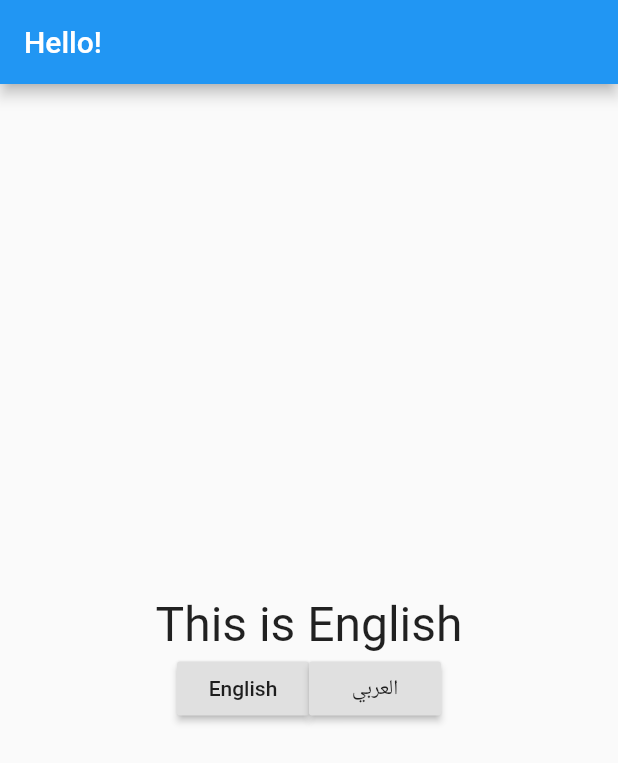
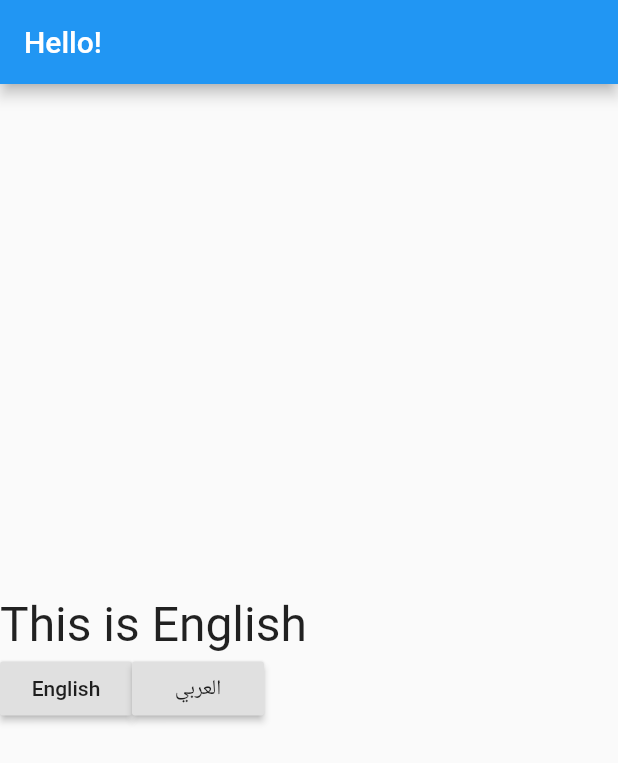
Before and after one commit to flying-meows/i18n_provider_json, a Flutter app: the screen it shows after launch, on a phone screen of 412 x 824 dp. Shown: the top 763 px of the screen. Run offline on Flutter 3.47's test engine with Material 2 defaults, Android fonts, the phone set to English and light mode, and no system bars; our stand-ins replace shared_preferences.

Commit message:
make minor changes

```diff
--- a/lib/main.dart
+++ b/lib/main.dart
@@ -24,7 +24,7 @@ class MyApp extends StatelessWidget {
   @override
   Widget build(BuildContext context) {
     return ChangeNotifierProvider<AppLanguage>(
-      builder: (_) => appLanguage,
+      create: (_) => appLanguage,
       child: Consumer<AppLanguage>(builder: (context, model, child) {
         return MaterialApp(
           locale: model.appLocal,
@@ -56,14 +56,14 @@ class AppLang extends StatelessWidget {
       body: Center(
         child: Column(
           mainAxisAlignment: MainAxisAlignment.center,
-          crossAxisAlignment: CrossAxisAlignment.center,
+          crossAxisAlignment: CrossAxisAlignment.start,
           children: <Widget>[
             Text(
               AppLocalizations.of(context).translate('Message'),
               style: TextStyle(fontSize: 32),
             ),
             Row(
-              mainAxisAlignment: MainAxisAlignment.center,
+              mainAxisAlignment: MainAxisAlignment.start,
               children: <Widget>[
                 RaisedButton(
                   onPressed: () {
--- a/pubspec.yaml
+++ b/pubspec.yaml
@@ -26,7 +26,7 @@ dependencies:
 
   flutter_localizations:
     sdk: flutter
-  # flutter_cupertino_localizations: ^1.0.1
+  flutter_cupertino_localizations: ^1.0.1
 
   provider: ^3.1.0
   shared_preferences: ^0.5.3+4
```
Also changed, not shown: pubspec.lock.
